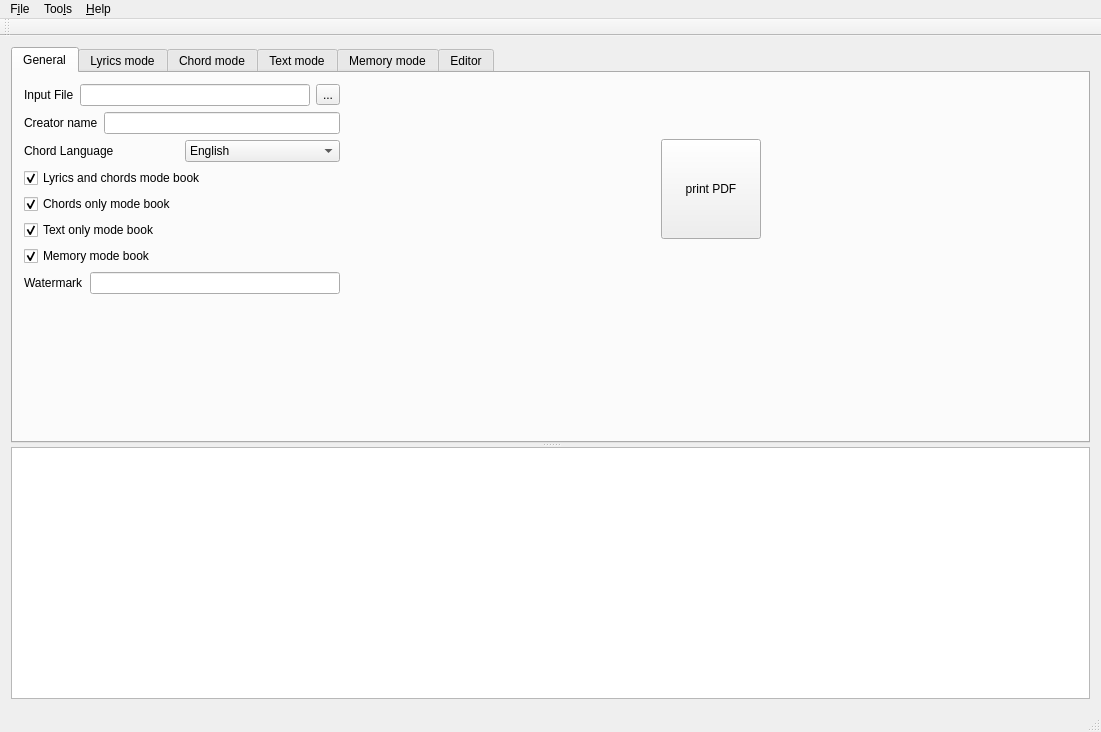
Above: mainwindow.ui from jpcima/chordv before the change. Below: the same form after it.
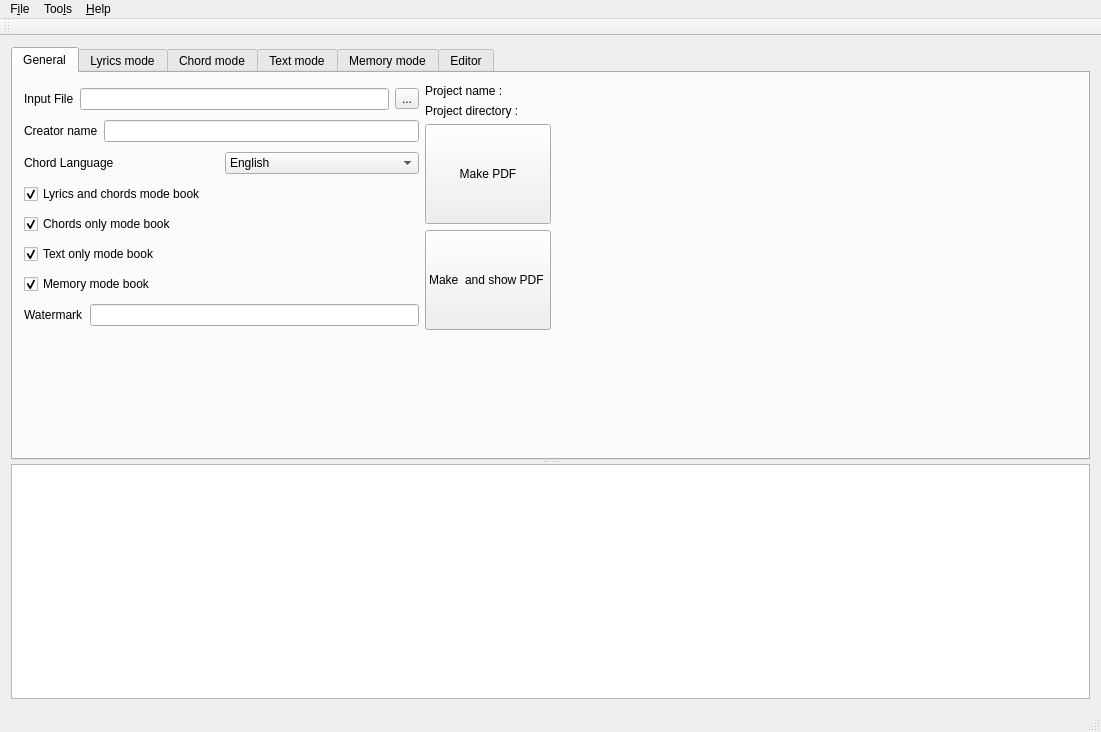
That is the form after the change. Icons and pictures are not drawn. Custom widgets are drawn as their Qt base class.

What changed in the file:
```diff
--- a/mainwindow.ui
+++ b/mainwindow.ui
@@ -35,11 +35,13 @@
         <attribute name="title">
          <string>General</string>
         </attribute>
-        <layout class="QHBoxLayout" name="horizontalLayout_7">
+        <layout class="QVBoxLayout" name="verticalLayout_12">
          <item>
-          <layout class="QVBoxLayout" name="verticalLayout_6">
+          <layout class="QVBoxLayout" name="verticalLayout_11">
            <item>
-            <layout class="QHBoxLayout" name="horizontalLayout_5">
+            <layout class="QHBoxLayout" name="horizontalLayout_11">
+             <item>
+              <layout class="QHBoxLayout" name="horizontalLayout_10">
              <item>
               <layout class="QVBoxLayout" name="verticalLayout_5">
                <item>
@@ -159,17 +161,59 @@
               </layout>
              </item>
              <item>
-              <spacer name="horizontalSpacer_2">
-               <property name="orientation">
-                <enum>Qt::Horizontal</enum>
-               </property>
-               <property name="sizeHint" stdset="0">
+                <layout class="QVBoxLayout" name="verticalLayout_8">
+                 <item>
+                  <layout class="QVBoxLayout" name="verticalLayout_6">
+                   <item>
+                    <layout class="QHBoxLayout" name="horizontalLayout_5">
+                     <item>
+                      <widget class="QLabel" name="labelProjectName">
+                       <property name="text">
+                        <string>Project name :</string>
+                       </property>
+                      </widget>
+                     </item>
+                     <item>
+                      <widget class="QLabel" name="labelNameProjectName">
+                       <property name="text">
+                        <string/>
+                       </property>
+                      </widget>
+                     </item>
+                    </layout>
+                   </item>
+                   <item>
+                    <layout class="QHBoxLayout" name="horizontalLayout_7">
+                     <item>
+                      <widget class="QLabel" name="labelDirProject">
+                       <property name="text">
+                        <string>Project directory :</string>
+                       </property>
+                      </widget>
+                     </item>
+                     <item>
+                      <widget class="QLabel" name="labelNameDirProject">
+                       <property name="text">
+                        <string/>
+                       </property>
+                      </widget>
+                     </item>
+                    </layout>
+                   </item>
+                  </layout>
+                 </item>
+                 <item>
+                  <widget class="QPushButton" name="pushButtonPrintPDF_3">
+                   <property name="minimumSize">
                 <size>
-                 <width>40</width>
-                 <height>20</height>
-                </size>
-               </property>
-              </spacer>
+                     <width>100</width>
+                     <height>100</height>
+                    </size>
+                   </property>
+                   <property name="text">
+                    <string>Make PDF</string>
+                   </property>
+                  </widget>
              </item>
              <item>
               <widget class="QPushButton" name="pushButtonPrintPDF">
@@ -180,9 +224,13 @@
                 </size>
                </property>
                <property name="text">
-                <string>print PDF</string>
-               </property>
-              </widget>
+                    <string>Make  and show PDF </string>
+                   </property>
+                  </widget>
+                 </item>
+                </layout>
+               </item>
+              </layout>
              </item>
              <item>
               <spacer name="horizontalSpacer">
```
Lines whose indentation alone changed are shown as unchanged.
